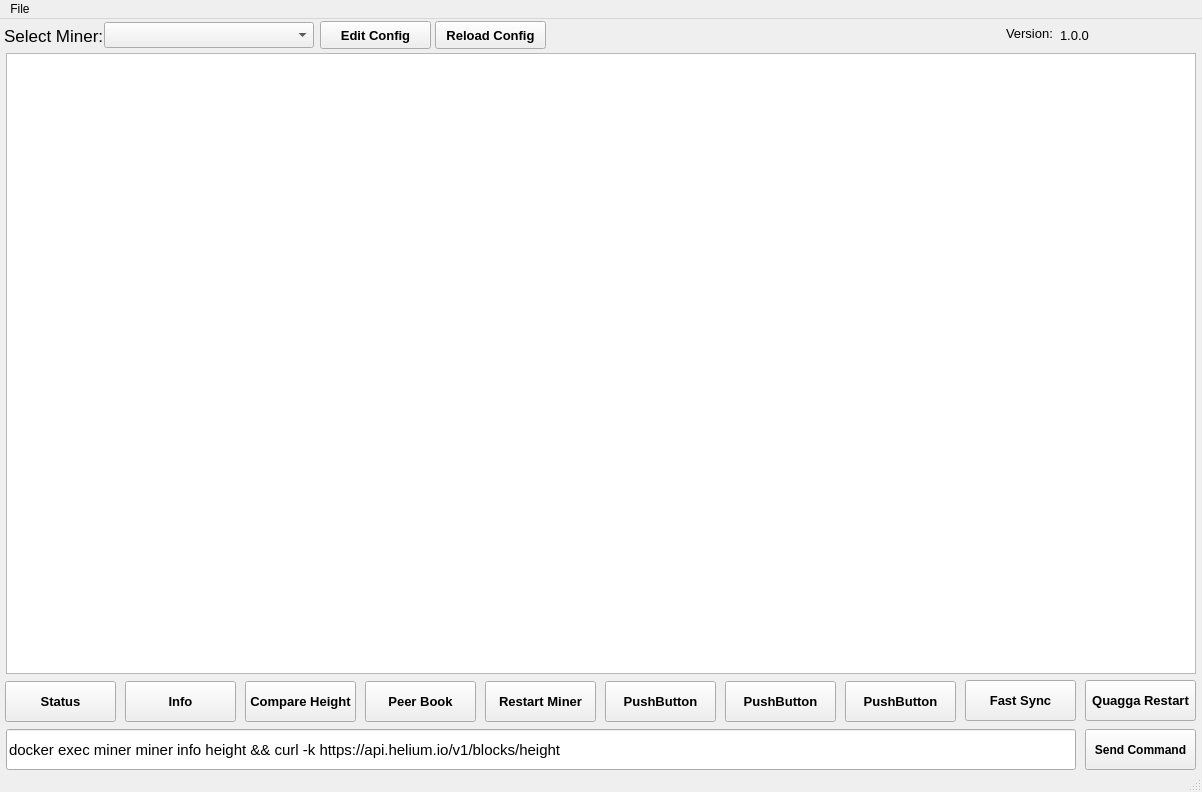
The window that gui/minertools_gui_main_window.ui (Secarius/Milesight_Miner_Tools) describes before a commit, drawn with Qt 5.
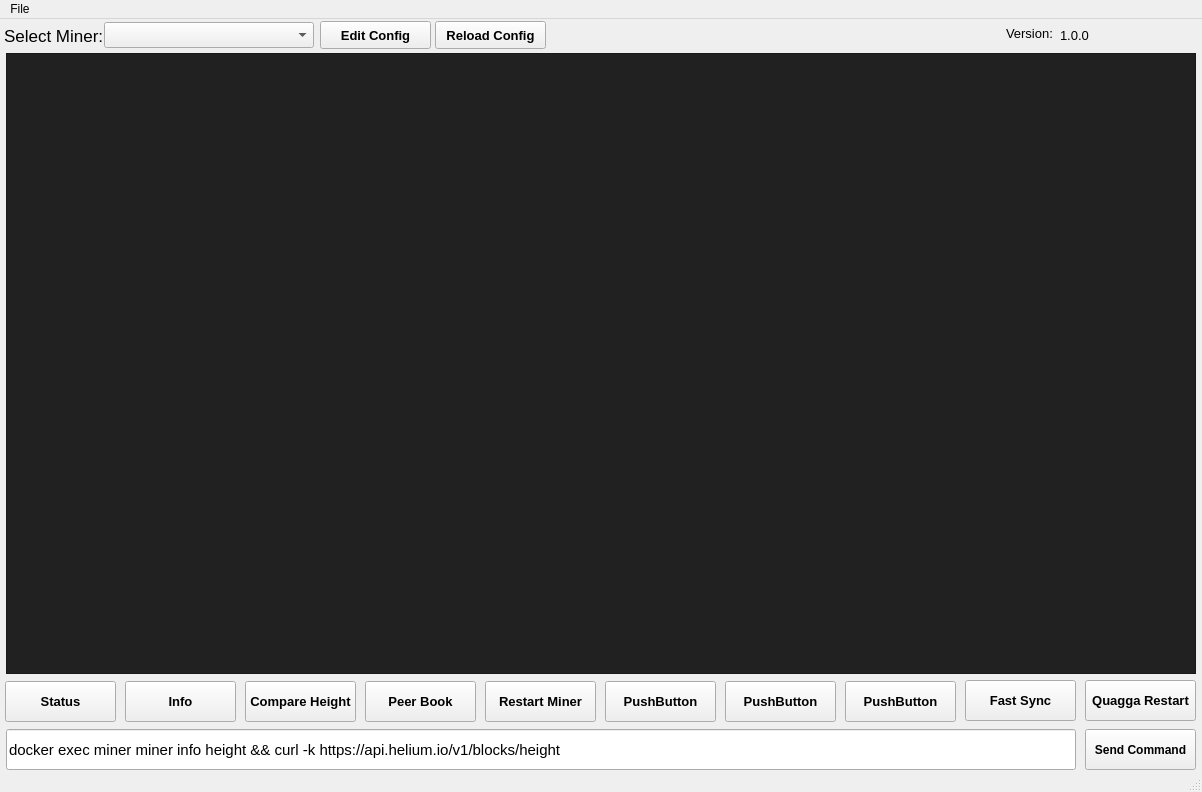
The same window after the commit. Icons and pictures are not drawn.

The edit to the form file:
```diff
--- a/gui/minertools_gui_main_window.ui
+++ b/gui/minertools_gui_main_window.ui
@@ -424,6 +424,10 @@
       <family>Courier New</family>
      </font>
     </property>
+    <property name="styleSheet">
+     <string notr="true">background-color:#212121;
+color:#A4E87F;</string>
+    </property>
    </widget>
   </widget>
   <widget class="QMenuBar" name="menubar">
```
